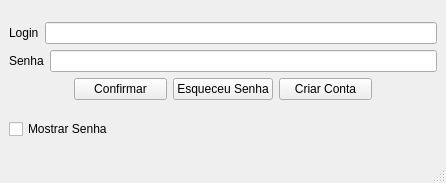
Above: Projeto/mainwindow.ui from YagoConstantino/SistemaBancario before the change. Below: the same form after it.
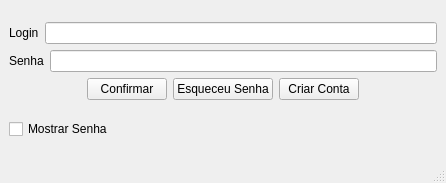
That is the form after the change.

Commit message: Alteração no Caso de Uso

```diff
--- a/Projeto/mainwindow.ui
+++ b/Projeto/mainwindow.ui
@@ -70,12 +70,9 @@
           <property name="orientation">
            <enum>Qt::Orientation::Horizontal</enum>
           </property>
-          <property name="sizeType">
-           <enum>QSizePolicy::Policy::Fixed</enum>
-          </property>
           <property name="sizeHint" stdset="0">
            <size>
-            <width>65</width>
+            <width>40</width>
             <height>20</height>
            </size>
           </property>
@@ -107,12 +104,9 @@
           <property name="orientation">
            <enum>Qt::Orientation::Horizontal</enum>
           </property>
-          <property name="sizeType">
-           <enum>QSizePolicy::Policy::Fixed</enum>
-          </property>
           <property name="sizeHint" stdset="0">
            <size>
-            <width>65</width>
+            <width>40</width>
             <height>20</height>
            </size>
           </property>
```
The commit also changes 1 other file.
